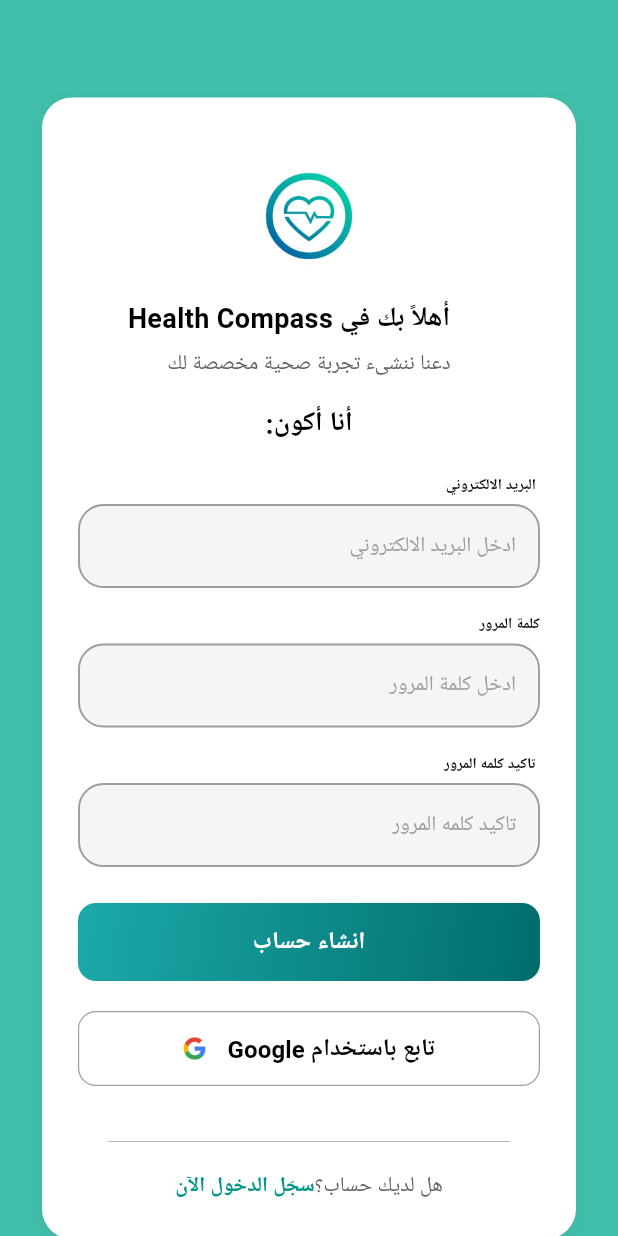
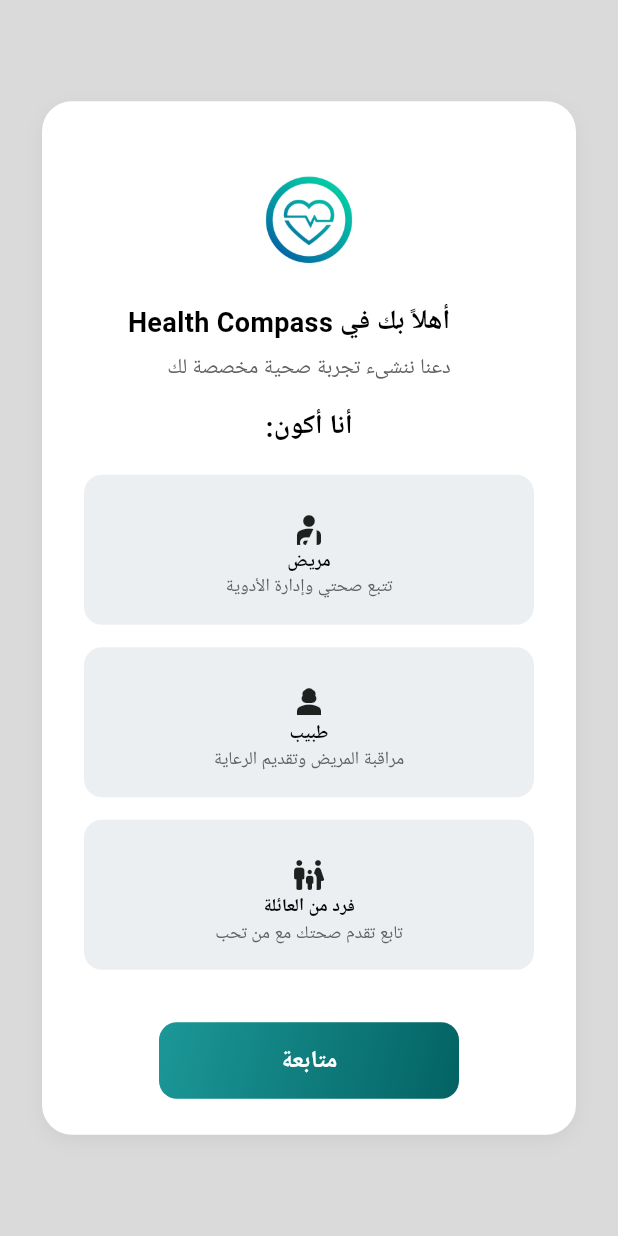
Before and after one commit to anas56u/health-compass, a Flutter app: the screen it shows after launch, on a phone screen of 412 x 824 dp. Run offline on Flutter 3.47's test engine with Material 3 defaults, Android fonts, the phone set to English and light mode, and no system bars; drawn by our look-alikes of modal_progress_hud_nsn; our stand-ins replace firebase_auth, firebase_core, google_fonts; accounts and stored records are empty; Roboto replaces fonts that are missing (Cairo, Tajawal).

Commit message:
Modified Register Page

```diff
--- a/lib/screens/register_page.dart
+++ b/lib/screens/register_page.dart
@@ -33,7 +33,7 @@
 
       inAsyncCall: isloading,
       child: Scaffold(
-        backgroundColor: const Color(0xFF41BFAA),
+        backgroundColor: const Color.fromARGB(255, 218, 218, 218),
         body: SafeArea(
           child: Center(
             child: SingleChildScrollView(
@@ -100,172 +100,98 @@
                             ),
                           ),
                         ),
-                        const SizedBox(height: 20),
-                        Align(
-                          alignment: Alignment.centerRight,
-                          child: Text(
-                            "البريد الالكتروني ",
-                            style: GoogleFonts.tajawal(
-                              fontSize: 10,
-                              color: const Color(0xFF000000),
-                              fontWeight: FontWeight.w800,
-                            ),
+                        const SizedBox(height: 18),
+                        Container(
+                          width: 300,
+                          height: 100,
+                          decoration: BoxDecoration(
+                            color: Colors.blueGrey.shade50,
+                            borderRadius: BorderRadius.circular(12),
                           ),
-                        ),
-                        const SizedBox(height: 5),
-                        CustomTextfild(
-                          hinttext: "ادخل البريد الالكتروني",
-                          onChanged: (value) {
-                            email = value;
-                          },
-                        ),
-                        const SizedBox(height: 17),
-                        Align(
-                          alignment: Alignment.centerRight,
-                          child: Text(
-                            "كلمة المرور",
-                            style: GoogleFonts.tajawal(
-                              fontSize: 10,
-                              color: const Color(0xFF000000),
-                              fontWeight: FontWeight.w800,
-                            ),
-                          ),
-                        ),
-                        const SizedBox(height: 5),
-                        CustomTextfild(
-                          hinttext: "ادخل كلمة المرور",
-                          onChanged: (value) {
-                            password = value;
-                          },
-                        ),
-                        const SizedBox(height: 17),
-                        Align(
-                          alignment: Alignment.centerRight,
-                          child: Text(
-                            "تاكيد كلمه المرور ",
-                            style: GoogleFonts.tajawal(
-                              fontSize: 10,
-                              color: const Color(0xFF000000),
-                              fontWeight: FontWeight.w800,
-                            ),
-                          ),
-                        ),
-                        SizedBox(height: 5),
-                        CustomTextfild(
-                          hinttext: "تاكيد كلمه المرور   ",
-                          onChanged: (value) {
-                            confirmPassword = value;
-                          },
-                        ),
-                        const SizedBox(height: 24),
-
-                        custom_button(
-                          buttonText: "انشاء حساب",
-                          onPressed: () async {
-                            if (confirmPassword == password) {
-                              if (formkey.currentState != null &&
-                                  formkey.currentState!.validate()) {
-                                isloading = true;
-                                setState(() {});
-                                try {
-                                  await regester();
-                                  showsnackbar(context, massage: "regesterd");
-                                } on FirebaseAuthException catch (e) {
-                                  if (e.code == "weak-password") {
-                                    showsnackbar(
-                                      context,
-                                      massage:
-                                          "The password provided is too weak.",
-                                    );
-                                  } else if (e.code == "email-already-in-use") {
-                                    showsnackbar(
-                                      context,
-                                      massage:
-                                          "The account already exists for that email.",
-                                    );
-                                  }
-
-                                  showsnackbar(context, massage: e.code);
-                                }
-                                isloading = false;
-                                setState(() {});
-                              }
-                            } else {
-                              showsnackbar(
-                                context,
-                                massage: "كلمة المرور غير متطابقة",
-                              );
-                            }
-                          },
-                        ),
-                        const SizedBox(height: 20),
-                        ElevatedButton(
-                          onPressed: () {},
-                          style: ElevatedButton.styleFrom(
-                            backgroundColor: Colors.white,
-                            foregroundColor: Colors.black,
-                            minimumSize: const Size(double.infinity, 50),
-                            shape: RoundedRectangleBorder(
-                              borderRadius: BorderRadius.circular(12),
-                              side: const BorderSide(
-                                color: Colors.grey,
-                                width: 0.8,
+                          child: Column(
+                            children: [
+                              const SizedBox(height: 25),
+                              Icon(Icons.personal_injury),
+                              Text(
+                                "مريض",
+                                style: GoogleFonts.tajawal(
+                                  fontSize: 12,
+                                  fontWeight: FontWeight.bold,
+                                  color: Colors.black,
+                                ),
                               ),
-                            ),
-                            elevation: 0,
-                          ),
-                          child: Row(
-                            mainAxisAlignment: MainAxisAlignment.center,
-                            children: [
-                              Image.asset(
-                                "assets/images/google.png",
-                                height: 24,
-                              ),
-                              const SizedBox(width: 10),
                               Text(
-                                "Google تابع باستخدام ",
+                                "تتبع صحتي وإدارة الأدوية",
                                 style: GoogleFonts.tajawal(
-                                  fontSize: 16,
-                                  fontWeight: FontWeight.w600,
+                                  fontSize: 12,
+                                  color: Colors.grey[700],
                                 ),
                               ),
                             ],
                           ),
                         ),
-                        SizedBox(height: 17),
-                        Divider(
-                          color: Colors.grey,
-                          thickness: 0.5,
-                          height: 40,
-                          indent: 20,
-                          endIndent: 20,
-                        ),
-                        Row(
-                          mainAxisAlignment: MainAxisAlignment.center,
-                          children: [
-                            GestureDetector(
-                              onTap: () {
-                                Navigator.push(
-                                  context,
-                                  MaterialPageRoute(
-                                    builder: (context) => login_page(),
-                                  ),
-                                );
-                              },
-                              child: Text(
-                                "سجّل الدخول الآن",
-                                style: GoogleFonts.cairo(
-                                  color: Colors.teal,
+                        const SizedBox(height: 15),
+                        Container(
+                          width: 300,
+                          height: 100,
+                          decoration: BoxDecoration(
+                            color: Colors.blueGrey.shade50,
+                            borderRadius: BorderRadius.circular(12),
+                          ),
+                          child: Column(
+                            children: [
+                              const SizedBox(height: 25),
+                              Icon(Icons.person_3),
+                              Text(
+                                'طبيب',
+                                style: GoogleFonts.tajawal(
+                                  fontSize: 12,
                                   fontWeight: FontWeight.bold,
+                                  color: Colors.black,
                                 ),
                               ),
-                            ),
-                            Text(
-                              "هل لديك حساب؟",
-                              style: GoogleFonts.cairo(color: Colors.grey[700]),
-                            ),
-                          ],
+                              Text(
+                                'مراقبة المريض وتقديم الرعاية',
+                                style: GoogleFonts.tajawal(
+                                  fontSize: 12,
+                                  color: Colors.grey[700],
+                                ),
+                              ),
+                            ],
+                          ),
                         ),
+                        const SizedBox(height: 15),
+                        Container(
+                          width: 300,
+                          height: 100,
+                          decoration: BoxDecoration(
+                            color: Colors.blueGrey.shade50,
+                            borderRadius: BorderRadius.circular(12),
+                          ),
+                          child: Column(
+                            children: [
+                              const SizedBox(height: 25),
+                              Icon(Icons.family_restroom_rounded),
+                              Text(
+                                'فرد من العائلة',
+                                style: GoogleFonts.tajawal(
+                                  fontSize: 12,
+                                  fontWeight: FontWeight.bold,
+                                  color: Colors.black,
+                                ),
+                              ),
+                              Text(
+                                'تابع تقدم صحتك مع من تحب',
+                                style: GoogleFonts.tajawal(
+                                  fontSize: 12,
+                                  color: Colors.grey[700],
+                                ),
+                              ),
+                            ],
+                          ),
+                        ),
+                        const SizedBox(height: 35),
+                        custom_button(buttonText: 'متابعة', width: 200),
                       ],
                     ),
                   ),
```
